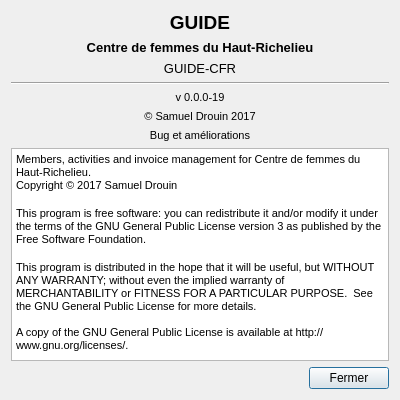
Before: the Qt Designer form GUI/about.ui in samueldrouin/PyGuide, drawn with Qt 5.
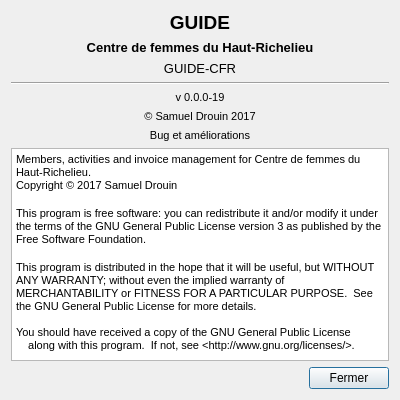
After: the same form once the commit is applied.

Commit message: Updated GPL terms

The edit to the form file:
```diff
--- a/GUI/about.ui
+++ b/GUI/about.ui
@@ -145,7 +145,8 @@
 &lt;p style=&quot; margin-top:0px; margin-bottom:0px; margin-left:0px; margin-right:0px; -qt-block-indent:0; text-indent:0px; background-color:transparent;&quot;&gt;&lt;span style=&quot; font-family:'Menlo'; font-size:8pt; color:#000000;&quot;&gt;This program is free software: you can redistribute it and/or modify it under the terms of the GNU General Public License version 3 as published by the Free Software Foundation. &lt;br /&gt;&lt;/span&gt;&lt;/p&gt;
 &lt;p style=&quot; margin-top:0px; margin-bottom:0px; margin-left:0px; margin-right:0px; -qt-block-indent:0; text-indent:0px; background-color:transparent;&quot;&gt;&lt;span style=&quot; font-family:'Menlo'; font-size:8pt; color:#000000;&quot;&gt;This program is distributed in the hope that it will be useful, but WITHOUT ANY WARRANTY; without even the implied warranty of MERCHANTABILITY or FITNESS FOR A PARTICULAR PURPOSE.  See the GNU General Public License for more details.&lt;/span&gt;&lt;/p&gt;
 &lt;p style=&quot;-qt-paragraph-type:empty; margin-top:0px; margin-bottom:0px; margin-left:0px; margin-right:0px; -qt-block-indent:0; text-indent:0px; font-family:'Menlo'; font-size:8pt; color:#000000; background-color:transparent;&quot;&gt;&lt;br /&gt;&lt;/p&gt;
-&lt;p style=&quot; margin-top:0px; margin-bottom:0px; margin-left:0px; margin-right:0px; -qt-block-indent:0; text-indent:0px; background-color:transparent;&quot;&gt;&lt;span style=&quot; font-family:'Menlo'; font-size:8pt; color:#000000;&quot;&gt;A copy of the GNU General Public License is available at http://www.gnu.org/licenses/.&lt;/span&gt;&lt;span style=&quot; font-family:'.SF NS Text'; font-size:8pt;&quot;&gt; &lt;/span&gt;&lt;/p&gt;&lt;/body&gt;&lt;/html&gt;</string>
+&lt;p style=&quot; margin-top:0px; margin-bottom:0px; margin-left:0px; margin-right:0px; -qt-block-indent:0; text-indent:0px; background-color:transparent;&quot;&gt;&lt;span style=&quot; font-family:'Menlo'; font-size:8pt; color:#000000; background-color:transparent;&quot;&gt;You should have received a copy of the GNU General Public License&lt;/span&gt;&lt;/p&gt;
+&lt;p style=&quot; margin-top:0px; margin-bottom:0px; margin-left:0px; margin-right:0px; -qt-block-indent:0; text-indent:0px;&quot;&gt;&lt;span style=&quot; font-family:'Menlo'; font-size:8pt; color:#000000; background-color:transparent;&quot;&gt;    along with this program.  If not, see &amp;lt;http://www.gnu.org/licenses/&amp;gt;.&lt;/span&gt;&lt;/p&gt;&lt;/body&gt;&lt;/html&gt;</string>
      </property>
     </widget>
    </item>
```
